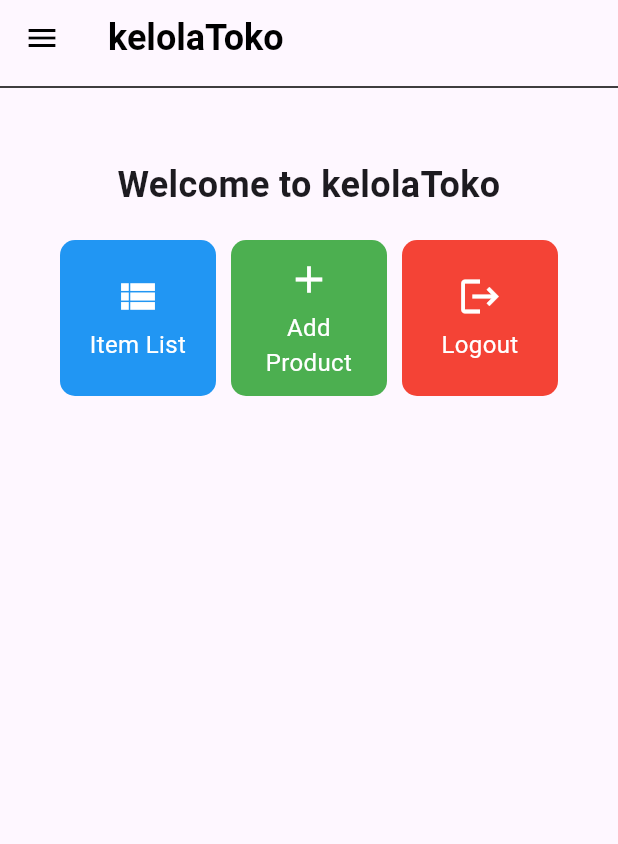
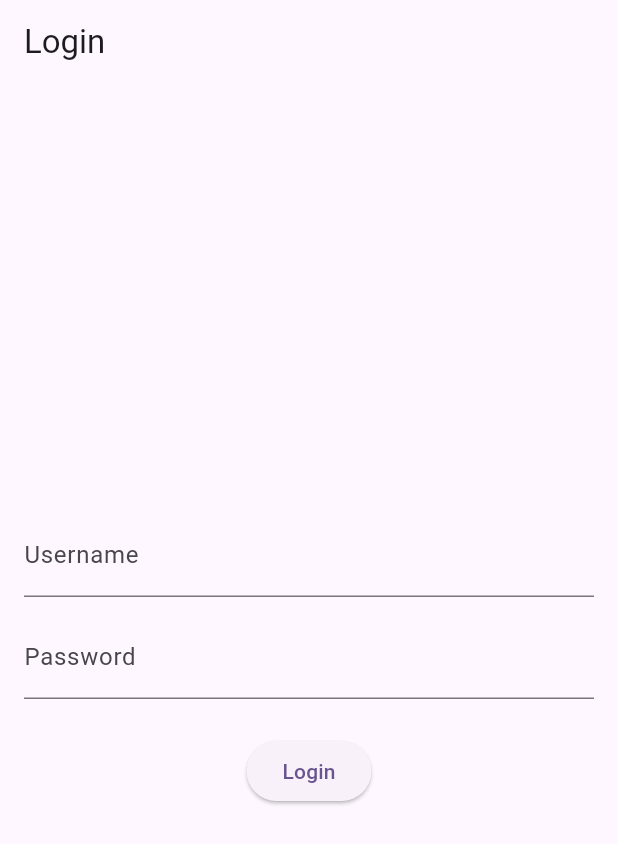
Before and after one commit to mhmdhaekal/kelolatoko-mobile-app, a Flutter app: the screen it shows after launch, on a phone screen of 412 x 824 dp. Shown: the top 844 px of the screen. Run offline on Flutter 3.47's test engine with Material 2 defaults, Android fonts, the light colour scheme and no system bars; missing offline and left inert: pbp_django_auth.

Commit message:
try to finish tugas 9

```diff
--- a/lib/main.dart
+++ b/lib/main.dart
@@ -1,5 +1,7 @@
 import 'package:flutter/material.dart';
-import 'package:kelola_toko/screens/menu.dart';
+import 'package:kelola_toko/screens/login.dart';
+import 'package:provider/provider.dart';
+import 'package:pbp_django_auth/pbp_django_auth.dart';
 
 void main() {
   runApp(const MyApp());
@@ -11,7 +13,12 @@ class MyApp extends StatelessWidget {
   // This widget is the root of your application.
   @override
   Widget build(BuildContext context) {
-    return MaterialApp(
+    return Provider(
+        create: (_) {
+          CookieRequest request = CookieRequest();
+          return request;
+        },
+        child: MaterialApp(
           title: 'kelolaToko',
           theme: ThemeData(
             colorScheme: ColorScheme.fromSeed(seedColor: Colors.deepPurple),
@@ -22,7 +29,7 @@ class MyApp extends StatelessWidget {
               colorScheme: ColorScheme.fromSeed(seedColor: Colors.deepPurple),
               useMaterial3: true,
               primarySwatch: Colors.deepPurple),
-      home: MyHomePage(),
-    );
+          home: const LoginPage(),
+        ));
   }
 }
--- /dev/null
+++ b/lib/screens/login.dart
@@ -0,0 +1,112 @@
+// ignore_for_file: use_build_context_synchronously
+
+import 'package:kelola_toko/screens/menu.dart';
+import 'package:flutter/material.dart';
+import 'package:pbp_django_auth/pbp_django_auth.dart';
+import 'package:provider/provider.dart';
+
+void main() {
+  runApp(const LoginApp());
+}
+
+class LoginApp extends StatelessWidget {
+  const LoginApp({super.key});
+
+  @override
+  Widget build(BuildContext context) {
+    return MaterialApp(
+      title: 'Login',
+      theme: ThemeData(
+        primarySwatch: Colors.blue,
+      ),
+      home: const LoginPage(),
+    );
+  }
+}
+
+class LoginPage extends StatefulWidget {
+  const LoginPage({super.key});
+
+  @override
+  _LoginPageState createState() => _LoginPageState();
+}
+
+class _LoginPageState extends State<LoginPage> {
+  final TextEditingController _usernameController = TextEditingController();
+  final TextEditingController _passwordController = TextEditingController();
+
+  @override
+  Widget build(BuildContext context) {
+    final request = context.watch<CookieRequest>();
+    return Scaffold(
+      appBar: AppBar(
+        title: const Text('Login'),
+      ),
+      body: Container(
+        padding: const EdgeInsets.all(16.0),
+        child: Column(
+          mainAxisAlignment: MainAxisAlignment.center,
+          children: [
+            TextField(
+              controller: _usernameController,
+              decoration: const InputDecoration(
+                labelText: 'Username',
+              ),
+            ),
+            const SizedBox(height: 12.0),
+            TextField(
+              controller: _passwordController,
+              decoration: const InputDecoration(
+                labelText: 'Password',
+              ),
+              obscureText: true,
+            ),
+            const SizedBox(height: 24.0),
+            ElevatedButton(
+              onPressed: () async {
+                String username = _usernameController.text;
+                String password = _passwordController.text;
+
+                final response = await request
+                    .login("https://kelolatoko-app.fly.dev/auth/login/", {
+                  'username': username,
+                  'password': password,
+                });
+
+                if (request.loggedIn) {
+                  String message = response['message'];
+                  String uname = response['username'];
+                  Navigator.pushReplacement(
+                    context,
+                    MaterialPageRoute(builder: (context) => MyHomePage()),
+                  );
+                  ScaffoldMessenger.of(context)
+                    ..hideCurrentSnackBar()
+                    ..showSnackBar(SnackBar(
+                        content: Text("$message Selamat datang, $uname.")));
+                } else {
+                  showDialog(
+                    context: context,
+                    builder: (context) => AlertDialog(
+                      title: const Text('Login Gagal'),
+                      content: Text(response['message']),
+                      actions: [
+                        TextButton(
+                          child: const Text('OK'),
+                          onPressed: () {
+                            Navigator.pop(context);
+                          },
+                        ),
+                      ],
+                    ),
+                  );
+                }
+              },
+              child: const Text('Login'),
+            ),
+          ],
+        ),
+      ),
+    );
+  }
+}
--- a/pubspec.yaml
+++ b/pubspec.yaml
@@ -35,6 +35,8 @@ dependencies:
   # The following adds the Cupertino Icons font to your application.
   # Use with the CupertinoIcons class for iOS style icons.
   cupertino_icons: ^1.0.2
+  provider: ^6.1.1
+  pbp_django_auth: ^0.4.0
 
 dev_dependencies:
   flutter_test:
```
Also changed, not shown: lib/models/category.dart (added, +51 -0 lines), lib/models/product.dart (added, +70 -0 lines), lib/widgets/menu_card.dart (+26 -2 lines), lib/screens/add_category.dart (added), pubspec.lock, 1 other file. Lines whose indentation alone changed are shown as unchanged.
